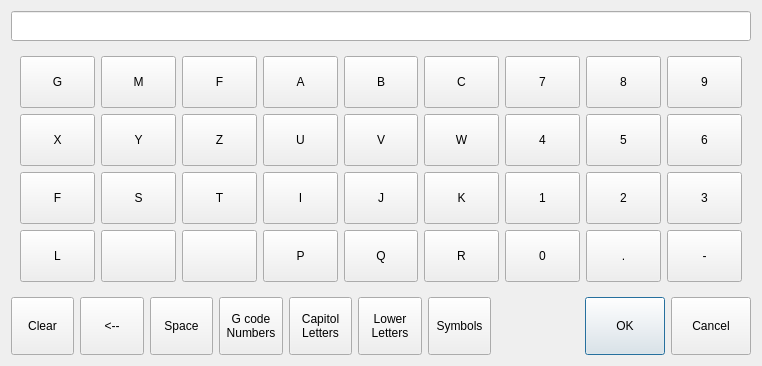
jethornton/flexgui, file flexgui/src/keyboard.ui: the form before one commit.
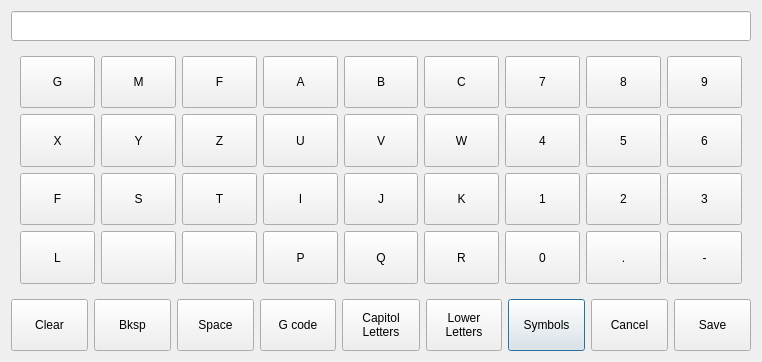
The form after the commit.

```diff
--- a/flexgui/src/keyboard.ui
+++ b/flexgui/src/keyboard.ui
@@ -27,329 +27,262 @@
      </property>
     </widget>
    </item>
-   <item row="3" column="5">
-    <widget class="QPushButton" name="lower_letters_pb">
-     <property name="text">
-      <string>Lower
-Letters</string>
-     </property>
-    </widget>
-   </item>
-   <item row="1" column="0" colspan="8">
-    <widget class="QLineEdit" name="keyboard_lb">
-     <property name="font">
-      <font>
-       <family>FreeMono</family>
-       <pointsize>16</pointsize>
-       <weight>75</weight>
-       <bold>true</bold>
-      </font>
-     </property>
-     <property name="text">
-      <string/>
-     </property>
-    </widget>
-   </item>
-   <item row="3" column="0">
-    <widget class="QPushButton" name="clear_pb">
-     <property name="text">
-      <string>Clear</string>
-     </property>
-    </widget>
-   </item>
-   <item row="3" column="4">
-    <widget class="QPushButton" name="capital_letters_pb">
-     <property name="text">
-      <string>Capitol
-Letters</string>
-     </property>
-    </widget>
-   </item>
-   <item row="3" column="1">
-    <widget class="QPushButton" name="backspace_pb">
-     <property name="text">
-      <string>&lt;--</string>
-     </property>
-    </widget>
-   </item>
-   <item row="3" column="3">
-    <widget class="QPushButton" name="gcode_pb">
-     <property name="text">
-      <string>G code
-Numbers</string>
-     </property>
-    </widget>
-   </item>
-   <item row="3" column="2">
-    <widget class="QPushButton" name="space_pb">
-     <property name="text">
-      <string>Space</string>
-     </property>
-    </widget>
-   </item>
-   <item row="3" column="7">
-    <widget class="QDialogButtonBox" name="buttonBox">
-     <property name="standardButtons">
-      <set>QDialogButtonBox::Cancel|QDialogButtonBox::Ok</set>
-     </property>
-    </widget>
-   </item>
-   <item row="2" column="0" colspan="8">
+   <item row="2" column="0" colspan="9">
     <widget class="QStackedWidget" name="keyboard_sw">
      <property name="currentIndex">
       <number>0</number>
      </property>
      <widget class="QWidget" name="page_3">
       <layout class="QGridLayout" name="gridLayout_3">
-       <item row="1" column="1">
+       <item row="1" column="7">
+        <widget class="QPushButton" name="key_9">
+         <property name="text">
+          <string>7</string>
+         </property>
+        </widget>
+       </item>
+       <item row="1" column="5">
+        <widget class="QPushButton" name="key_34">
+         <property name="text">
+          <string>B</string>
+         </property>
+        </widget>
+       </item>
+       <item row="1" column="2">
         <widget class="QPushButton" name="key_31">
          <property name="text">
           <string>M</string>
          </property>
         </widget>
        </item>
-       <item row="1" column="3">
-        <widget class="QPushButton" name="key_33">
-         <property name="text">
-          <string>A</string>
-         </property>
-        </widget>
-       </item>
-       <item row="1" column="5">
-        <widget class="QPushButton" name="key_35">
-         <property name="text">
-          <string>C</string>
-         </property>
-        </widget>
-       </item>
-       <item row="4" column="2">
-        <widget class="QPushButton" name="key_14">
-         <property name="text">
-          <string/>
-         </property>
-        </widget>
-       </item>
-       <item row="2" column="1">
-        <widget class="QPushButton" name="key_25">
-         <property name="text">
-          <string>Y</string>
-         </property>
-        </widget>
-       </item>
-       <item row="3" column="2">
-        <widget class="QPushButton" name="key_20">
-         <property name="text">
-          <string>T</string>
-         </property>
-        </widget>
-       </item>
-       <item row="3" column="8">
-        <widget class="QPushButton" name="key_5">
-         <property name="text">
-          <string>3</string>
-         </property>
-        </widget>
-       </item>
-       <item row="3" column="0">
-        <widget class="QPushButton" name="key_18">
-         <property name="text">
-          <string>F</string>
-         </property>
-        </widget>
-       </item>
-       <item row="3" column="1">
-        <widget class="QPushButton" name="key_19">
-         <property name="text">
-          <string>S</string>
-         </property>
-        </widget>
-       </item>
-       <item row="4" column="5">
-        <widget class="QPushButton" name="key_17">
-         <property name="text">
-          <string>R</string>
-         </property>
-        </widget>
-       </item>
-       <item row="2" column="7">
+       <item row="2" column="8">
         <widget class="QPushButton" name="key_7">
          <property name="text">
           <string>5</string>
          </property>
         </widget>
        </item>
-       <item row="4" column="6">
-        <widget class="QPushButton" name="key_0">
-         <property name="text">
-          <string>0</string>
-         </property>
-        </widget>
-       </item>
        <item row="1" column="4">
-        <widget class="QPushButton" name="key_34">
+        <widget class="QPushButton" name="key_33">
          <property name="text">
-          <string>B</string>
+          <string>A</string>
          </property>
         </widget>
        </item>
-       <item row="3" column="4">
+       <item row="3" column="5">
         <widget class="QPushButton" name="key_22">
          <property name="text">
           <string>J</string>
          </property>
         </widget>
        </item>
-       <item row="2" column="2">
-        <widget class="QPushButton" name="key_26">
+       <item row="3" column="8">
+        <widget class="QPushButton" name="key_4">
          <property name="text">
-          <string>Z</string>
+          <string>2</string>
          </property>
         </widget>
        </item>
-       <item row="3" column="3">
-        <widget class="QPushButton" name="key_21">
+       <item row="2" column="6">
+        <widget class="QPushButton" name="key_29">
          <property name="text">
-          <string>I</string>
+          <string>W</string>
          </property>
         </widget>
        </item>
-       <item row="2" column="8">
+       <item row="2" column="4">
+        <widget class="QPushButton" name="key_27">
+         <property name="text">
+          <string>U</string>
+         </property>
+        </widget>
+       </item>
+       <item row="2" column="9">
         <widget class="QPushButton" name="key_8">
          <property name="text">
           <string>6</string>
          </property>
         </widget>
        </item>
+       <item row="4" column="4">
+        <widget class="QPushButton" name="key_15">
+         <property name="text">
+          <string>P</string>
+         </property>
+        </widget>
+       </item>
        <item row="3" column="7">
-        <widget class="QPushButton" name="key_4">
+        <widget class="QPushButton" name="key_3">
          <property name="text">
-          <string>2</string>
+          <string>1</string>
          </property>
         </widget>
        </item>
-       <item row="1" column="8">
+       <item row="1" column="9">
         <widget class="QPushButton" name="key_11">
          <property name="text">
           <string>9</string>
          </property>
         </widget>
        </item>
-       <item row="3" column="5">
-        <widget class="QPushButton" name="key_23">
+       <item row="3" column="4">
+        <widget class="QPushButton" name="key_21">
          <property name="text">
-          <string>K</string>
-         </property>
-        </widget>
-       </item>
-       <item row="2" column="0">
-        <widget class="QPushButton" name="key_24">
-         <property name="text">
-          <string>X</string>
-         </property>
-        </widget>
-       </item>
-       <item row="1" column="2">
-        <widget class="QPushButton" name="key_32">
-         <property name="text">
-          <string>F</string>
-         </property>
-        </widget>
-       </item>
-       <item row="4" column="8">
-        <widget class="QPushButton" name="key_2">
-         <property name="text">
-          <string>-</string>
-         </property>
-        </widget>
-       </item>
-       <item row="2" column="5">
-        <widget class="QPushButton" name="key_29">
-         <property name="text">
-          <string>W</string>
+          <string>I</string>
          </property>
         </widget>
        </item>
        <item row="4" column="3">
-        <widget class="QPushButton" name="key_15">
+        <widget class="QPushButton" name="key_14">
          <property name="text">
-          <string>P</string>
+          <string/>
          </property>
         </widget>
        </item>
-       <item row="1" column="0">
+       <item row="3" column="2">
+        <widget class="QPushButton" name="key_19">
+         <property name="text">
+          <string>S</string>
+         </property>
+        </widget>
+       </item>
+       <item row="3" column="6">
+        <widget class="QPushButton" name="key_23">
+         <property name="text">
+          <string>K</string>
+         </property>
+        </widget>
+       </item>
+       <item row="1" column="1">
         <widget class="QPushButton" name="key_30">
          <property name="text">
           <string>G</string>
          </property>
         </widget>
        </item>
-       <item row="4" column="4">
-        <widget class="QPushButton" name="key_16">
-         <property name="text">
-          <string>Q</string>
-         </property>
-        </widget>
-       </item>
-       <item row="2" column="4">
-        <widget class="QPushButton" name="key_28">
-         <property name="text">
-          <string>V</string>
-         </property>
-        </widget>
-       </item>
-       <item row="2" column="6">
+       <item row="2" column="7">
         <widget class="QPushButton" name="key_6">
          <property name="text">
           <string>4</string>
          </property>
         </widget>
        </item>
-       <item row="4" column="0">
+       <item row="3" column="3">
+        <widget class="QPushButton" name="key_20">
+         <property name="text">
+          <string>T</string>
+         </property>
+        </widget>
+       </item>
+       <item row="4" column="6">
+        <widget class="QPushButton" name="key_17">
+         <property name="text">
+          <string>R</string>
+         </property>
+        </widget>
+       </item>
+       <item row="3" column="9">
+        <widget class="QPushButton" name="key_5">
+         <property name="text">
+          <string>3</string>
+         </property>
+        </widget>
+       </item>
+       <item row="4" column="9">
+        <widget class="QPushButton" name="key_2">
+         <property name="text">
+          <string>-</string>
+         </property>
+        </widget>
+       </item>
+       <item row="4" column="1">
         <widget class="QPushButton" name="key_12">
          <property name="text">
           <string>L</string>
          </property>
         </widget>
        </item>
-       <item row="1" column="7">
+       <item row="2" column="5">
+        <widget class="QPushButton" name="key_28">
+         <property name="text">
+          <string>V</string>
+         </property>
+        </widget>
+       </item>
+       <item row="2" column="3">
+        <widget class="QPushButton" name="key_26">
+         <property name="text">
+          <string>Z</string>
+         </property>
+        </widget>
+       </item>
+       <item row="1" column="3">
+        <widget class="QPushButton" name="key_32">
+         <property name="text">
+          <string>F</string>
+         </property>
+        </widget>
+       </item>
+       <item row="3" column="1">
+        <widget class="QPushButton" name="key_18">
+         <property name="text">
+          <string>F</string>
+         </property>
+        </widget>
+       </item>
+       <item row="1" column="8">
         <widget class="QPushButton" name="key_10">
          <property name="text">
           <string>8</string>
          </property>
         </widget>
        </item>
-       <item row="1" column="6">
-        <widget class="QPushButton" name="key_9">
+       <item row="2" column="2">
+        <widget class="QPushButton" name="key_25">
          <property name="text">
-          <string>7</string>
+          <string>Y</string>
          </property>
         </widget>
        </item>
-       <item row="4" column="7">
+       <item row="4" column="8">
         <widget class="QPushButton" name="key_1">
          <property name="text">
           <string>.</string>
          </property>
         </widget>
        </item>
-       <item row="3" column="6">
-        <widget class="QPushButton" name="key_3">
+       <item row="1" column="6">
+        <widget class="QPushButton" name="key_35">
          <property name="text">
-          <string>1</string>
+          <string>C</string>
          </property>
         </widget>
        </item>
-       <item row="4" column="1">
+       <item row="4" column="2">
         <widget class="QPushButton" name="key_13">
          <property name="text">
           <string/>
          </property>
         </widget>
        </item>
-       <item row="2" column="3">
-        <widget class="QPushButton" name="key_27">
+       <item row="4" column="5">
+        <widget class="QPushButton" name="key_16">
          <property name="text">
-          <string>U</string>
+          <string>Q</string>
+         </property>
+        </widget>
+       </item>
+       <item row="4" column="7">
+        <widget class="QPushButton" name="key_0">
+         <property name="text">
+          <string>0</string>
+         </property>
+        </widget>
+       </item>
+       <item row="2" column="1">
+        <widget class="QPushButton" name="key_24">
+         <property name="text">
+          <string>X</string>
          </property>
         </widget>
        </item>
@@ -886,6 +819,79 @@
      </widget>
     </widget>
    </item>
+   <item row="3" column="2">
+    <widget class="QPushButton" name="space_pb">
+     <property name="text">
+      <string>Space</string>
+     </property>
+    </widget>
+   </item>
+   <item row="3" column="8">
+    <widget class="QPushButton" name="save_pb">
+     <property name="text">
+      <string>Save</string>
+     </property>
+    </widget>
+   </item>
+   <item row="3" column="1">
+    <widget class="QPushButton" name="backspace_pb">
+     <property name="text">
+      <string>Bksp</string>
+     </property>
+    </widget>
+   </item>
+   <item row="3" column="3">
+    <widget class="QPushButton" name="gcode_pb">
+     <property name="text">
+      <string>G code</string>
+     </property>
+    </widget>
+   </item>
+   <item row="1" column="0" colspan="9">
+    <widget class="QLineEdit" name="keyboard_lb">
+     <property name="font">
+      <font>
+       <family>FreeMono</family>
+       <pointsize>16</pointsize>
+       <weight>75</weight>
+       <bold>true</bold>
+      </font>
+     </property>
+     <property name="text">
+      <string/>
+     </property>
+    </widget>
+   </item>
+   <item row="3" column="5">
+    <widget class="QPushButton" name="lower_letters_pb">
+     <property name="text">
+      <string>Lower
+Letters</string>
+     </property>
+    </widget>
+   </item>
+   <item row="3" column="0">
+    <widget class="QPushButton" name="clear_pb">
+     <property name="text">
+      <string>Clear</string>
+     </property>
+    </widget>
+   </item>
+   <item row="3" column="4">
+    <widget class="QPushButton" name="capital_letters_pb">
+     <property name="text">
+      <string>Capitol
+Letters</string>
+     </property>
+    </widget>
+   </item>
+   <item row="3" column="7">
+    <widget class="QPushButton" name="cancel_pb">
+     <property name="text">
+      <string>Cancel</string>
+     </property>
+    </widget>
+   </item>
   </layout>
  </widget>
  <resources/>
```
